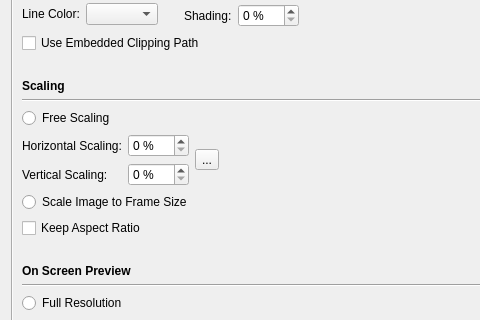
First picture: the form in scribus/ui/prefs_itemtoolsbase.ui, repository scribusproject/scribus, before the edit; both pictures show x 0 to 480 and y 109 to 429 of the 659 by 715 pixel window.
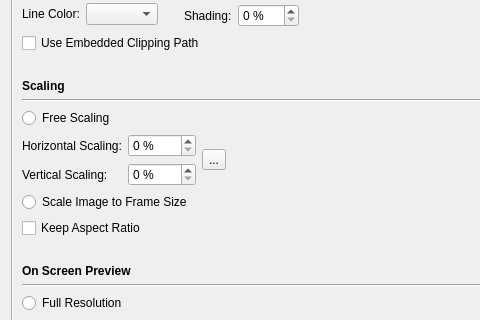
Second picture: the form after the edit. The open tabs and pages were chosen to show the change. Custom widgets are drawn as their Qt base class.

Commit message: #9417: Bump max scaling prefs of images to 1000%

```diff
--- a/scribus/ui/prefs_itemtoolsbase.ui
+++ b/scribus/ui/prefs_itemtoolsbase.ui
@@ -827,7 +827,7 @@
                   <string> %</string>
                  </property>
                  <property name="maximum">
-                  <number>100</number>
+                  <number>1000</number>
                  </property>
                 </widget>
                </item>
@@ -844,7 +844,7 @@
                   <string> %</string>
                  </property>
                  <property name="maximum">
-                  <number>100</number>
+                  <number>1000</number>
                  </property>
                 </widget>
                </item>
```
